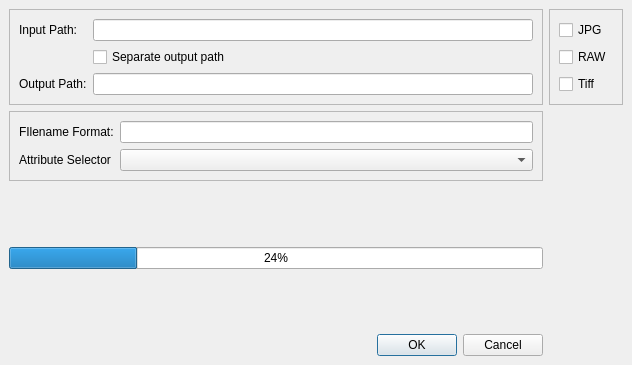
Above: gui/ui_mainwindow.ui from minorsecond/ExifSort before the change. Below: the same form after it.
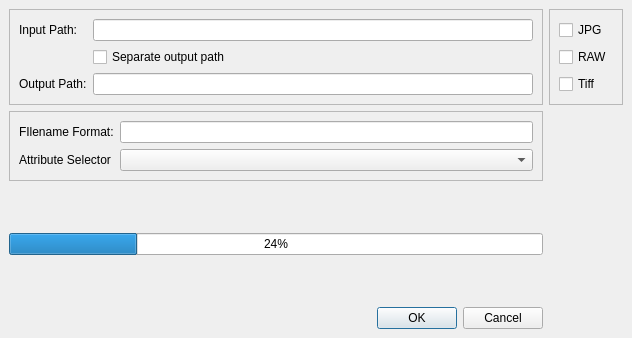
That is the form after the change.

The edit to the form file:
```diff
--- a/gui/ui_mainwindow.ui
+++ b/gui/ui_mainwindow.ui
@@ -7,7 +7,7 @@
     <x>0</x>
     <y>0</y>
     <width>632</width>
-    <height>365</height>
+    <height>338</height>
    </rect>
   </property>
   <property name="windowTitle">
@@ -127,7 +127,7 @@
       <property name="sizeHint" stdset="0">
        <size>
         <width>20</width>
-        <height>12</height>
+        <height>0</height>
        </size>
       </property>
      </spacer>
```
Left out of the diff: 6 changed lines with no effect on the pictures.
